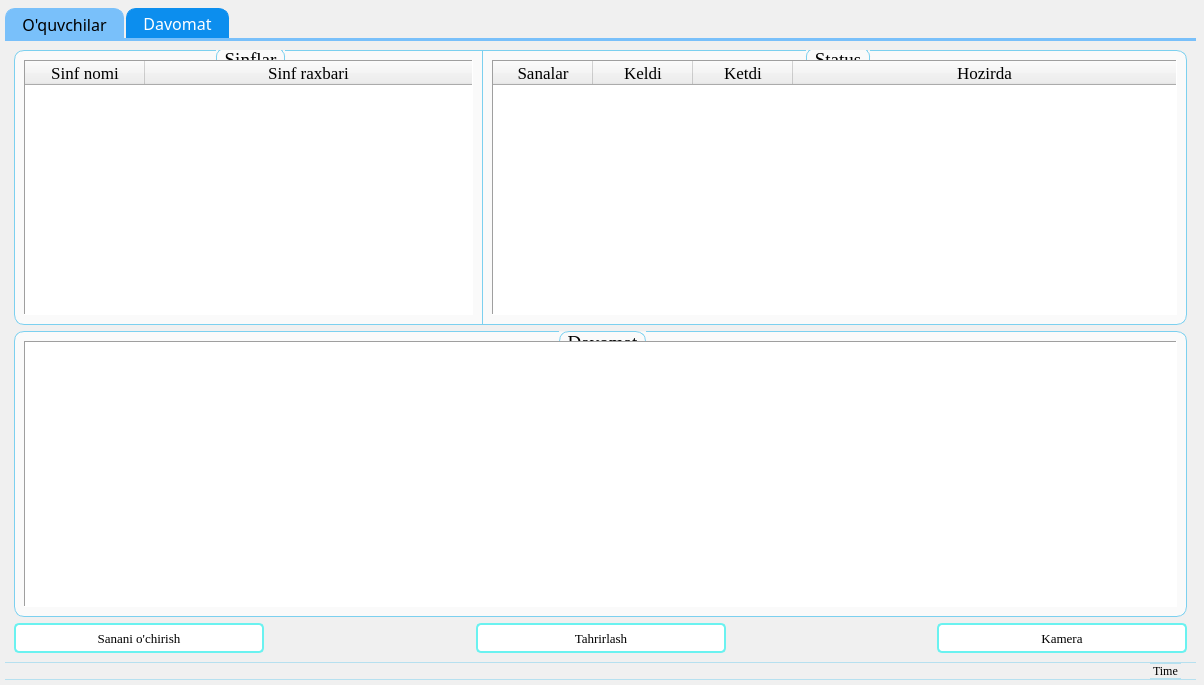
Qt form Designs/design_1.ui (MRprgmr/SControl) before a commit.
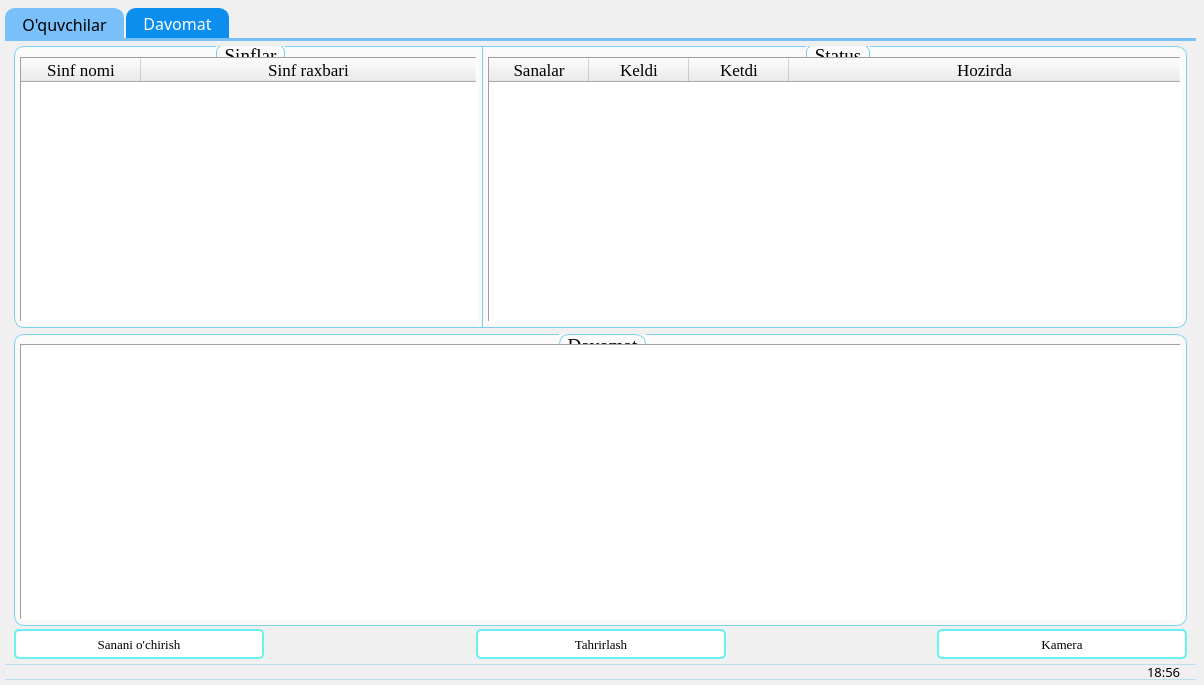
The same form after that commit. The open tabs and pages were chosen to show the change. Icons and pictures are not drawn.

```diff
--- a/Designs/design_1.ui
+++ b/Designs/design_1.ui
@@ -66,6 +66,9 @@
     </property>
     <item row="0" column="0">
      <layout class="QVBoxLayout" name="verticalLayout_6">
+      <property name="spacing">
+       <number>0</number>
+      </property>
       <item>
        <widget class="QTabWidget" name="tabWidget">
         <property name="font">
@@ -1681,6 +1684,15 @@
           <string>Davomat</string>
          </attribute>
          <layout class="QVBoxLayout" name="verticalLayout_5">
+          <property name="spacing">
+           <number>0</number>
+          </property>
+          <property name="topMargin">
+           <number>5</number>
+          </property>
+          <property name="bottomMargin">
+           <number>5</number>
+          </property>
           <item>
            <widget class="QSplitter" name="splitter_3">
             <property name="styleSheet">
@@ -1733,6 +1745,18 @@
                  <string>Sinflar</string>
                 </property>
                 <layout class="QGridLayout" name="gridLayout_6">
+                 <property name="leftMargin">
+                  <number>5</number>
+                 </property>
+                 <property name="topMargin">
+                  <number>10</number>
+                 </property>
+                 <property name="rightMargin">
+                  <number>5</number>
+                 </property>
+                 <property name="bottomMargin">
+                  <number>5</number>
+                 </property>
                  <item row="1" column="0">
                   <widget class="QTableWidget" name="tableWidget_3">
                    <property name="font">
@@ -1847,6 +1871,18 @@
                  <string>Status</string>
                 </property>
                 <layout class="QGridLayout" name="gridLayout_7">
+                 <property name="leftMargin">
+                  <number>5</number>
+                 </property>
+                 <property name="topMargin">
+                  <number>10</number>
+                 </property>
+                 <property name="rightMargin">
+                  <number>5</number>
+                 </property>
+                 <property name="bottomMargin">
+                  <number>5</number>
+                 </property>
                  <item row="0" column="0">
                   <widget class="QTableWidget" name="tableWidget_4">
                    <property name="font">
@@ -1954,6 +1990,9 @@
             </widget>
             <widget class="QWidget" name="layoutWidget">
              <layout class="QVBoxLayout" name="verticalLayout_3">
+              <property name="spacing">
+               <number>3</number>
+              </property>
               <item>
                <widget class="QGroupBox" name="groupBox_7">
                 <property name="font">
@@ -1985,12 +2024,24 @@
                  <string>Davomat</string>
                 </property>
                 <layout class="QGridLayout" name="gridLayout_4">
+                 <property name="leftMargin">
+                  <number>5</number>
+                 </property>
+                 <property name="rightMargin">
+                  <number>5</number>
+                 </property>
+                 <property name="bottomMargin">
+                  <number>5</number>
+                 </property>
+                 <property name="horizontalSpacing">
+                  <number>5</number>
+                 </property>
                  <item row="0" column="0">
                   <widget class="QTableWidget" name="tableWidget_5">
                    <property name="font">
                     <font>
                      <family>Times New Roman</family>
-                     <pointsize>14</pointsize>
+                     <pointsize>13</pointsize>
                     </font>
                    </property>
                    <property name="styleSheet">
@@ -2251,7 +2302,7 @@
         <property name="maximumSize">
          <size>
           <width>16777215</width>
-          <height>18</height>
+          <height>16</height>
          </size>
         </property>
         <property name="styleSheet">
@@ -2294,11 +2345,15 @@
           <widget class="QLabel" name="label_4">
            <property name="font">
             <font>
-             <family>Georgia</family>
+             <family>Arial Rounded MT Bold</family>
+             <pointsize>10</pointsize>
             </font>
            </property>
+           <property name="styleSheet">
+            <string notr="true">border: none;</string>
+           </property>
            <property name="text">
-            <string>Time</string>
+            <string>18:56</string>
            </property>
           </widget>
          </item>
```
Left out of the diff: 39 changed lines with no effect on the pictures.
